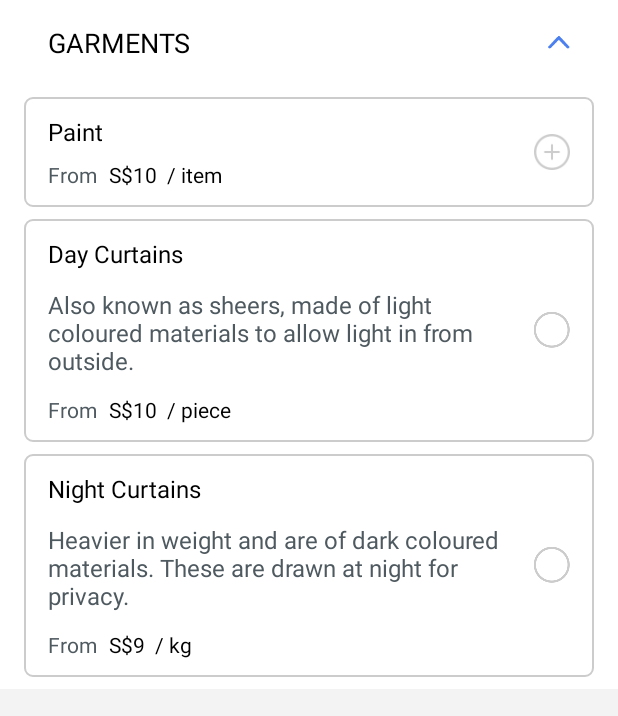
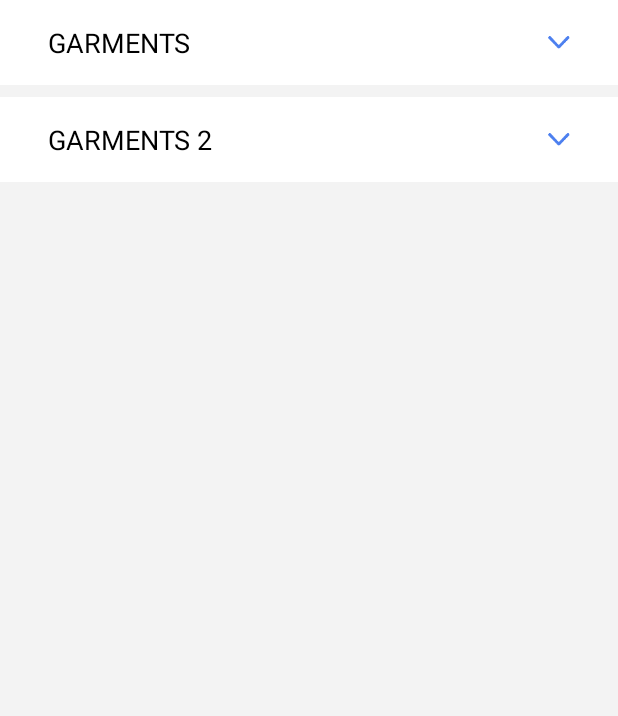
Before and after one commit to tructran2359/spapp, an Android app: the fragment CategoryFragment shown on its own in the app's theme, on a phone screen of 412 x 824 dp. Shown: the top 716 px of the screen. Run offline under Robolectric (Android 15) with nearby library versions, the phone set to English and light mode, and no system bars.

Commit message:
VMLSINPOW-115 - Allow to collapse item
+ By default, item is not expanded

```diff
--- a/SPApp/app/src/main/java/com/spgroup/spapp/presentation/adapter/CategoryServiceAdapter.kt
+++ b/SPApp/app/src/main/java/com/spgroup/spapp/presentation/adapter/CategoryServiceAdapter.kt
@@ -98,10 +98,9 @@ class CategoryServiceAdapter: RecyclerView.Adapter<CategoryServiceAdapter.Servic
 
                 }
 
-                // Wait to other story to add functionality for button
-//                rl_service_info_container.setOnClickListener {
-//                    listener.onCollapseClick(adapterPosition)
-//                }
+                rl_service_info_container.setOnClickListener {
+                    listener.onCollapseClick(adapterPosition)
+                }
             }
         }
     }
--- a/SPApp/app/src/main/java/com/spgroup/spapp/presentation/fragment/CategoryFragment.kt
+++ b/SPApp/app/src/main/java/com/spgroup/spapp/presentation/fragment/CategoryFragment.kt
@@ -69,8 +69,9 @@ class CategoryFragment: BaseFragment() {
                 false
         )
 
-        val data1 = CategoryService("GARMENTS", mutableListOf(item1, item2, item3), true)
-        val fakeData = mutableListOf(data1)
+        val data1 = CategoryService("GARMENTS", mutableListOf(item1, item2, item3), false)
+        val data2 = CategoryService("GARMENTS 2", mutableListOf(item1, item2, item3), false)
+        val fakeData = mutableListOf(data1, data2)
 
         mServiceAdapter = CategoryServiceAdapter()
         mServiceAdapter.submitData(fakeData)
```
